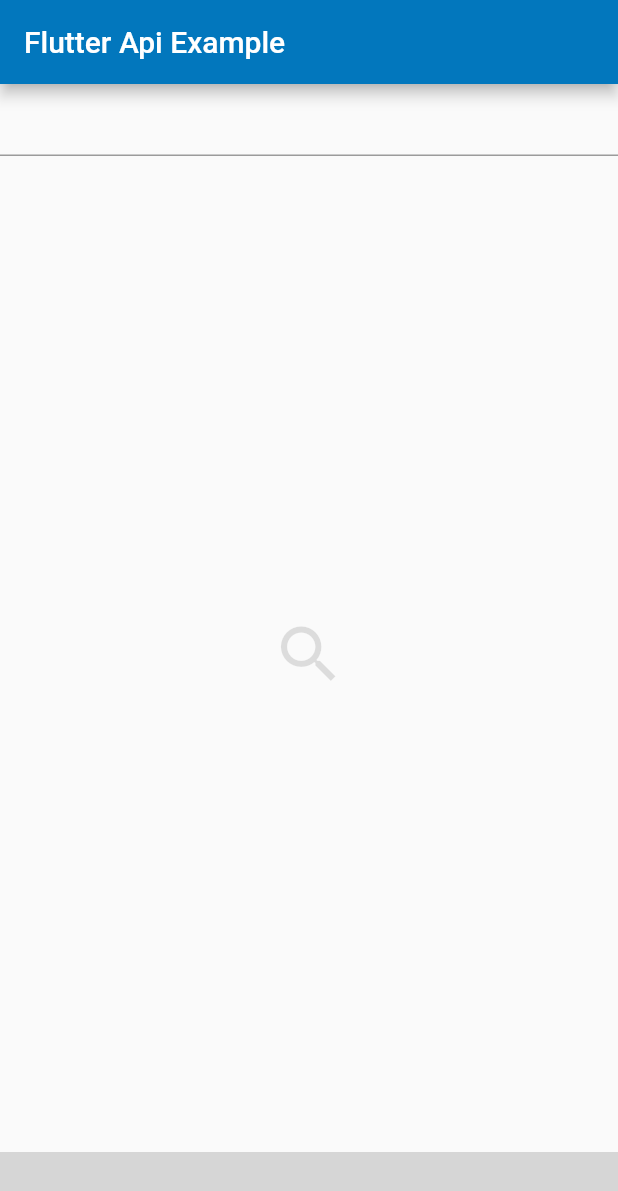
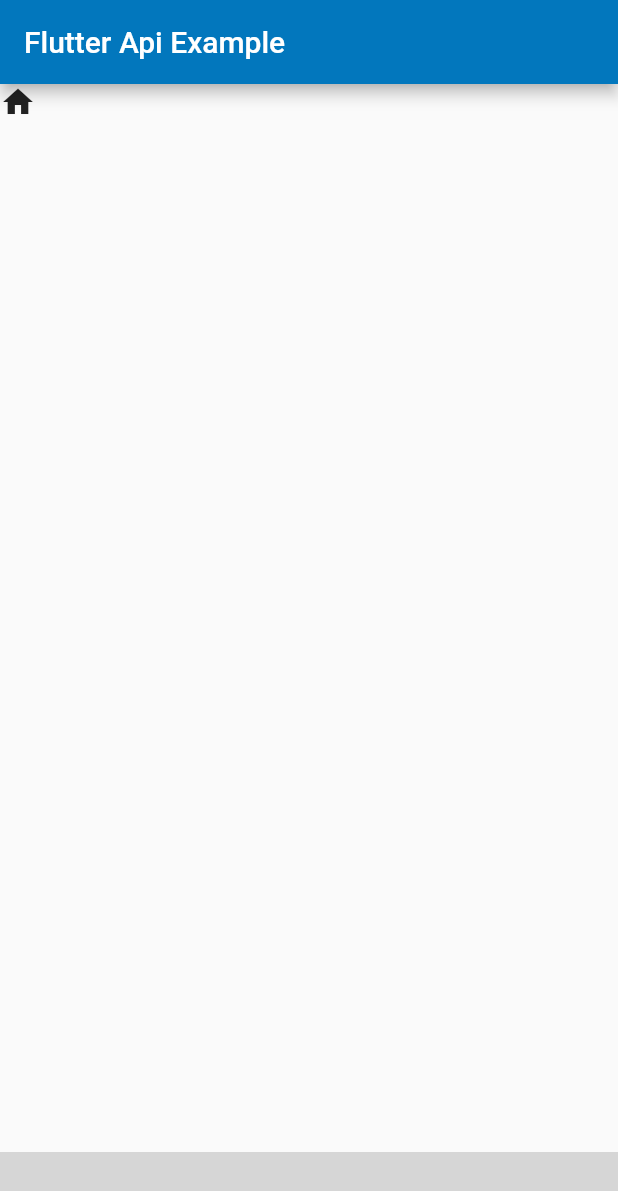
Before and after one commit to AlexZorzi/AnimeWorldApp, a Flutter app: the screen it shows after launch, on a phone screen of 412 x 824 dp. Shown: the top 1191 px of the screen. Run offline on Flutter 3.47's test engine with Material 2 defaults, Android fonts, the phone set to English and light mode, and no system bars; missing offline and left inert: expansion_card, ff_navigation_bar; Roboto replaces fonts that are missing (Georgia); grey boxes are pictures that could not be loaded.

Commit message:
(main) support indexManager

```diff
--- a/lib/main.dart
+++ b/lib/main.dart
@@ -77,6 +77,35 @@ class _MyHomePageState extends State<MyHomePage> {
   void initState() {
     super.initState();
     getData();
+    selectedIndex = 0;
+  }
+
+  Column _indexManager(){
+    switch(selectedIndex){
+      case 0:
+        return Column(
+          children: <Widget>[Icon(Icons.home)],
+        );
+      break;
+
+      case 1:
+        return Column(
+                children: <Widget>[
+                      Container(
+                        child:  TextField(controller: myController, onSubmitted: changeQuery,),
+                      ),
+                      Expanded(
+                        child: getList(),
+                      )
+                    ],
+                );
+      break;
+      case 2:
+        return Column(
+          children: <Widget>[Icon(Icons.settings)],
+        );
+      break;
+    }
   }
 
   @override
@@ -86,21 +115,12 @@ class _MyHomePageState extends State<MyHomePage> {
       appBar: AppBar(
         title: Text("Flutter Api Example"),
       ),
-      body: Column(
-        children: <Widget>[
-          Container(
-            child:  TextField(controller: myController, onSubmitted: changeQuery,),
-          ),
-          Expanded(
-            child: getList(),
-          )
-        ],
-      ),
+      body: _indexManager(),
       bottomNavigationBar: FFNavigationBar(
         theme: FFNavigationBarTheme(
           barBackgroundColor: Colors.white,
-          selectedItemBorderColor: Colors.yellow,
-          selectedItemBackgroundColor: Colors.green,
+          selectedItemBorderColor: Colors.indigo,
+          selectedItemBackgroundColor: Colors.indigo,
           selectedItemIconColor: Colors.white,
           selectedItemLabelColor: Colors.black,
         ),
@@ -112,24 +132,16 @@ class _MyHomePageState extends State<MyHomePage> {
         },
         items: [
           FFNavigationBarItem(
-            iconData: Icons.calendar_today,
-            label: 'Schedule',
+            iconData: Icons.home,
+            label: 'Home',
           ),
           FFNavigationBarItem(
-            iconData: Icons.people,
-            label: 'Contacts',
-          ),
-          FFNavigationBarItem(
-            iconData: Icons.attach_money,
-            label: 'Bills',
-          ),
-          FFNavigationBarItem(
-            iconData: Icons.note,
-            label: 'Notes',
+            iconData: Icons.search,
+            label: 'Cerca',
           ),
           FFNavigationBarItem(
             iconData: Icons.settings,
-            label: 'Settings',
+            label: 'Impostazioni',
           ),
         ],
       ),
```
